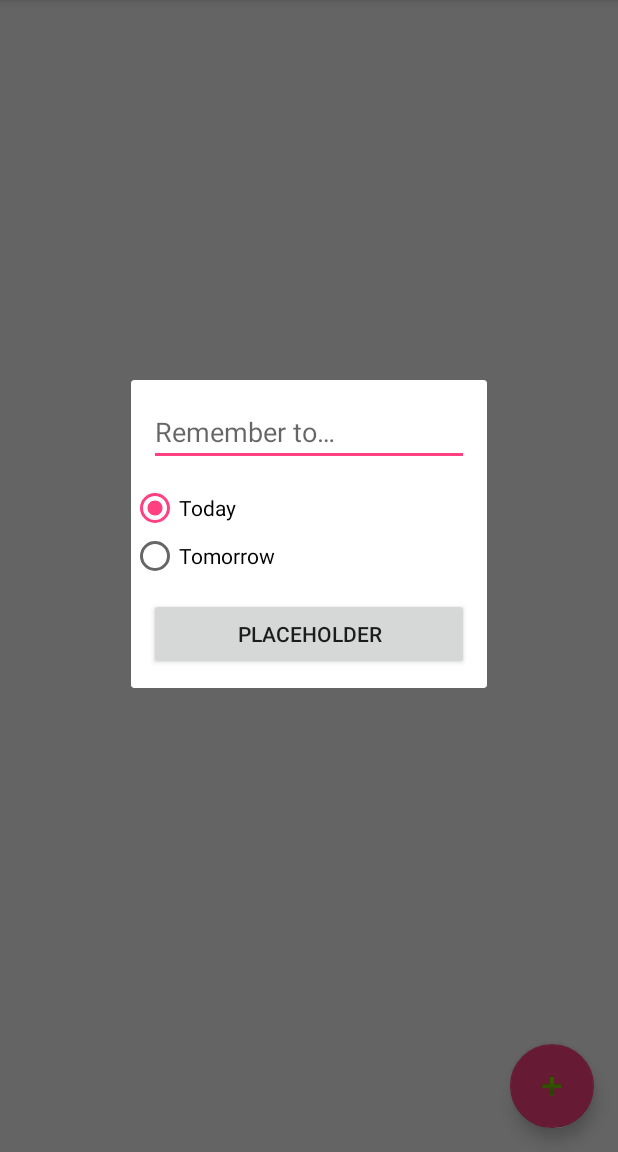
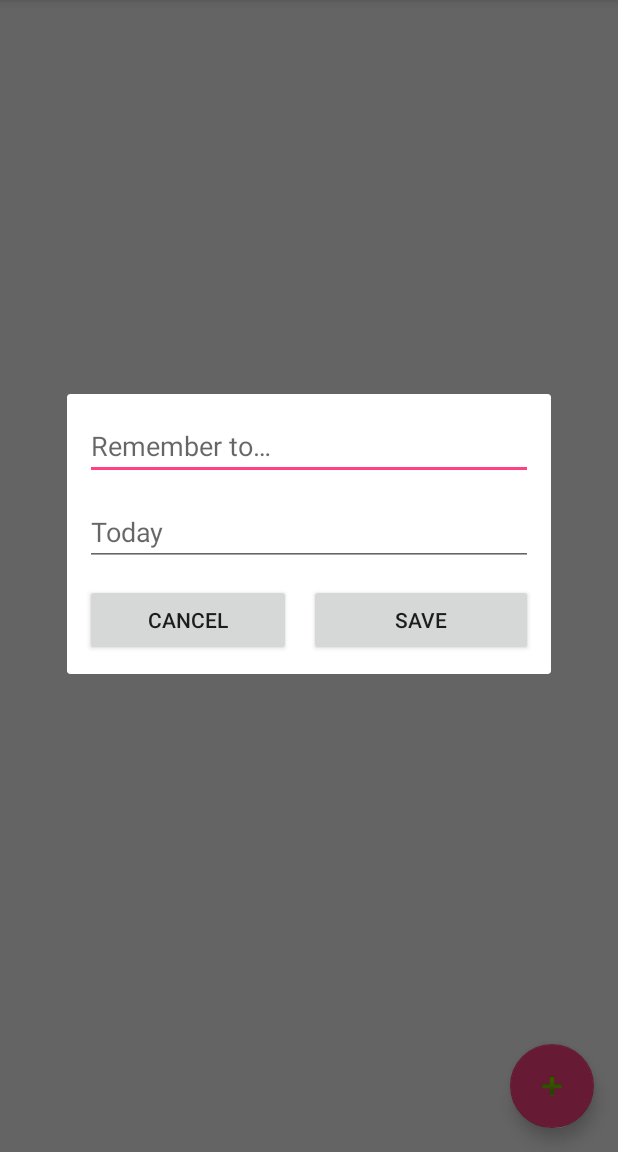
Before and after one commit to padoyle/reminders-app, an Android app: the screen it shows after launch (UpcomingReminders), after a tap on an icon or button, on a phone screen of 412 x 824 dp, the part 84-1236 px from its top. Run offline under Robolectric (Android 15) with nearby library versions, the phone set to English and light mode, and no system bars.

Commit message:
Edit existing reminders

```diff
--- a/app/src/main/java/com/paulalexanderdoyle/reminderapp/DateUtils.kt
+++ b/app/src/main/java/com/paulalexanderdoyle/reminderapp/DateUtils.kt
@@ -4,7 +4,7 @@ import java.text.DateFormat
 import java.text.SimpleDateFormat
 import java.util.*
 
-val dateHeaderFormat: DateFormat = SimpleDateFormat("E, MMM d, yyyy", Locale.getDefault())
+val defaultDateFormat: DateFormat = SimpleDateFormat("E, MMM d, yyyy", Locale.getDefault())
 
 fun isSameDay(date1: Date?, date2: Date?): Boolean {
     val cal1: Calendar = Calendar.getInstance()
--- a/app/src/main/java/com/paulalexanderdoyle/reminderapp/EditReminderDialog.kt
+++ b/app/src/main/java/com/paulalexanderdoyle/reminderapp/EditReminderDialog.kt
@@ -1,5 +1,6 @@
 package com.paulalexanderdoyle.reminderapp
 
+import android.app.DatePickerDialog
 import android.content.ContentValues
 import android.database.sqlite.SQLiteDatabase
 import android.database.sqlite.SQLiteOpenHelper
@@ -8,22 +9,38 @@ import android.support.v4.app.DialogFragment
 import android.view.LayoutInflater
 import android.view.View
 import android.view.ViewGroup
+import android.widget.DatePicker
+import android.widget.TextView
+import com.paulalexanderdoyle.reminderapp.data.Reminder
 import com.paulalexanderdoyle.reminderapp.database.ReminderDbHelper
 import com.paulalexanderdoyle.reminderapp.database.ReminderEntry
-import kotlinx.android.synthetic.main.dialog_add_reminder.*
+import kotlinx.android.synthetic.main.dialog_edit_reminder.*
 import java.util.*
 
 class EditReminderDialog : DialogFragment() {
 
-    private val MILLIS_PER_DAY: Long = 24 * 3600 * 1000
-    private var addRowCallback: (Long) -> Unit = {}
-
     private val mDatabaseHelper: SQLiteOpenHelper by lazy {
         ReminderDbHelper(context)
     }
+    private val dateSelectedListener: DatePickerDialog.OnDateSetListener =
+            object: DatePickerDialog.OnDateSetListener {
+                override fun onDateSet(view: DatePicker?, year: Int, month: Int, day: Int) {
+                    selectedDate.set(Calendar.YEAR, year)
+                    selectedDate.set(Calendar.MONTH, month)
+                    selectedDate.set(Calendar.DAY_OF_MONTH, day)
+                    updateDateLabel()
+                }
+            }
 
-    fun init(addRowCallback: (Long) -> Unit) {
-        this.addRowCallback = addRowCallback
+    private var selectedDate = Calendar.getInstance()
+
+    // Initializable parameters
+    private var modifiedDbCallback: (Long) -> Unit = {}
+    private var existing: Reminder? = null
+
+    fun init(modifiedDbCallback: (Long) -> Unit, existing: Reminder?) {
+        this.modifiedDbCallback = modifiedDbCallback
+        this.existing = existing
     }
 
     override fun onCreate(savedInstanceState: Bundle?) {
@@ -31,31 +48,50 @@ class EditReminderDialog : DialogFragment() {
     }
 
     override fun onCreateView(inflater: LayoutInflater?, container: ViewGroup?, savedInstanceState: Bundle?): View? {
-        val view: View? = inflater?.inflate(R.layout.dialog_add_reminder, container, false)
+        val view: View? = inflater?.inflate(R.layout.dialog_edit_reminder, container, false)
 
         return view
     }
 
     override fun onViewCreated(view: View?, savedInstanceState: Bundle?) {
         super.onViewCreated(view, savedInstanceState)
+        populateFromExisting()
 
+        dateField.setOnClickListener {
+            DatePickerDialog(context, dateSelectedListener, selectedDate.get(Calendar.YEAR),
+                    selectedDate.get(Calendar.MONTH), selectedDate.get(Calendar.DAY_OF_MONTH)).show()
+        }
+
+        cancelButton.setOnClickListener {
+            dismiss()
+        }
         confirmButton.setOnClickListener {
             val db: SQLiteDatabase = mDatabaseHelper.writableDatabase
             val values: ContentValues = ReminderEntry.getContentValues(
-                    titleText.text.toString(), getDateSelection(), Date().time, null)
+                    titleText.text.toString(), selectedDate.time.time, Date().time, null)
 
-            val res: Long = db.insert(ReminderEntry.TABLE_NAME, null, values)
-            addRowCallback(res)
+            if (existing != null) {
+                db.update(ReminderEntry.TABLE_NAME, values,
+                        ReminderEntry._ID + "=" + existing?.id, null)
+                modifiedDbCallback(existing?.id ?: 0)
+            } else {
+                val res: Long = db.insert(ReminderEntry.TABLE_NAME, null, values)
+                modifiedDbCallback(res)
+            }
 
             dismiss()
         }
     }
 
-    fun getDateSelection(): Long {
-        when (radioGroup.checkedRadioButtonId) {
-            todayButton.id -> return Date().time
-            tomorrowButton.id -> return Date().time + MILLIS_PER_DAY
-            else -> return 0
+    fun populateFromExisting() {
+        if (existing != null) {
+            titleText.setText(existing?.title, TextView.BufferType.EDITABLE)
+            selectedDate.time = existing?.dueDate
+            updateDateLabel()
         }
     }
+
+    fun updateDateLabel() {
+        dateField.setText(defaultDateFormat.format(selectedDate.time))
+    }
 }
--- a/app/src/main/java/com/paulalexanderdoyle/reminderapp/UpcomingRemindersFragment.kt
+++ b/app/src/main/java/com/paulalexanderdoyle/reminderapp/UpcomingRemindersFragment.kt
@@ -14,6 +14,7 @@ import android.support.v4.content.Loader
 import android.util.Log
 import android.view.*
 import android.widget.AdapterView
+import com.paulalexanderdoyle.reminderapp.data.Reminder
 import com.paulalexanderdoyle.reminderapp.database.ReminderDbHelper
 import com.paulalexanderdoyle.reminderapp.database.ReminderEntry
 import com.paulalexanderdoyle.reminderapp.database.RemindersCursorAdapter
@@ -38,7 +39,7 @@ class UpcomingRemindersFragment : Fragment(), LoaderManager.LoaderCallbacks<Curs
     private val mCursorAdapter: RemindersCursorAdapter by lazy {
         RemindersCursorAdapter(context, null, flags = 0)
     }
-    lateinit private var loader: ReminderCursorLoader
+    private var loader: ReminderCursorLoader? = null
 
     override fun onCreateView(inflater: LayoutInflater, container: ViewGroup?,
                               savedInstanceState: Bundle?): View? {
@@ -53,9 +54,9 @@ class UpcomingRemindersFragment : Fragment(), LoaderManager.LoaderCallbacks<Curs
         reminders_list.adapter = mCursorAdapter
         fab.setOnClickListener { _ ->
             val editReminderDialog: EditReminderDialog = EditReminderDialog()
-            editReminderDialog.init { _ ->
-                loader.onContentChanged()
-            }
+            editReminderDialog.init({
+                updateAdapter()
+            }, null)
             editReminderDialog.show(fragmentManager, "EditReminderDialog")
         }
     }
@@ -66,21 +67,26 @@ class UpcomingRemindersFragment : Fragment(), LoaderManager.LoaderCallbacks<Curs
     }
 
     override fun onContextItemSelected(item: MenuItem?): Boolean {
+        val itemPosition: Int? = (item?.menuInfo as? AdapterView.AdapterContextMenuInfo)?.position
+        val cursor: SQLiteCursor? = reminders_list.getItemAtPosition(itemPosition ?: -1) as? SQLiteCursor
         if (item?.itemId == R.id.action_delete) {
-            val itemPosition: Int? =
-                    (item.menuInfo as? AdapterView.AdapterContextMenuInfo)?.position
             if (itemPosition != null) {
-                val cursor: SQLiteCursor? = reminders_list.getItemAtPosition(itemPosition) as? SQLiteCursor
                 deleteItem(cursor?.getInt(cursor.getColumnIndex(ReminderEntry._ID)))
             }
             return true
+        } else if (item?.itemId == R.id.action_edit) {
+            val editReminderDialog = EditReminderDialog()
+            editReminderDialog.init({
+                updateAdapter()
+            }, Reminder(cursor))
+            editReminderDialog.show(fragmentManager, "EditReminderDialog")
         }
         return super.onOptionsItemSelected(item)
     }
 
     override fun onCreateLoader(id: Int, args: Bundle?): Loader<Cursor> {
         loader = ReminderCursorLoader(mDatabaseHelper, context)
-        return loader
+        return loader as Loader<Cursor>
     }
 
     override fun onLoadFinished(loader: Loader<Cursor>?, data: Cursor?) {
@@ -91,6 +97,10 @@ class UpcomingRemindersFragment : Fragment(), LoaderManager.LoaderCallbacks<Curs
         mCursorAdapter.swapCursor(null)
     }
 
+    fun updateAdapter() {
+        loader?.onContentChanged()
+    }
+
     private fun deleteItem(id: Int?) {
         // TODO: Threadsafe way to do this in background
         val db: SQLiteDatabase = mDatabaseHelper.writableDatabase
@@ -99,6 +109,6 @@ class UpcomingRemindersFragment : Fragment(), LoaderManager.LoaderCallbacks<Curs
         } else {
             Log.w(javaClass.simpleName, "Can't delete null id")
         }
-        loader.onContentChanged()
+        updateAdapter()
     }
 }
--- a/app/src/main/java/com/paulalexanderdoyle/reminderapp/data/Reminder.kt
+++ b/app/src/main/java/com/paulalexanderdoyle/reminderapp/data/Reminder.kt
@@ -6,11 +6,11 @@ import com.paulalexanderdoyle.reminderapp.database.getDateCol
 import com.paulalexanderdoyle.reminderapp.database.getStringCol
 import java.util.*
 
-class Reminder(var id: Int, var title: String, var dueDate: Date?) {
+class Reminder(var id: Long, var title: String, var dueDate: Date?) {
     var creationDate: Date? = null
     var completedDate: Date? = null
 
-    constructor(cursor: Cursor?) : this(cursor?.getInt(cursor.getColumnIndex(ReminderEntry._ID)) ?: 0,
+    constructor(cursor: Cursor?) : this(cursor?.getLong(cursor.getColumnIndex(ReminderEntry._ID)) ?: 0,
             getStringCol(cursor, ReminderEntry.COLUMN_NAME_TITLE),
             getDateCol(cursor, ReminderEntry.COLUMN_NAME_DUE_DATE)) {
         creationDate = getDateCol(cursor, ReminderEntry.COLUMN_NAME_CREATION_DATE)
--- a/app/src/main/java/com/paulalexanderdoyle/reminderapp/database/RemindersCursorAdapter.kt
+++ b/app/src/main/java/com/paulalexanderdoyle/reminderapp/database/RemindersCursorAdapter.kt
@@ -11,7 +11,7 @@ import android.widget.CursorAdapter
 import android.widget.TextView
 import com.paulalexanderdoyle.reminderapp.R
 import com.paulalexanderdoyle.reminderapp.data.Reminder
-import com.paulalexanderdoyle.reminderapp.dateHeaderFormat
+import com.paulalexanderdoyle.reminderapp.defaultDateFormat
 import com.paulalexanderdoyle.reminderapp.isSameDay
 
 class RemindersCursorAdapter(context: Context, cursor: Cursor?, flags: Int)
@@ -44,7 +44,7 @@ class RemindersCursorAdapter(context: Context, cursor: Cursor?, flags: Int)
 
         if (showDate) {
             dateHeader?.findViewById<TextView>(R.id.date_header)?.text =
-                    dateHeaderFormat.format(reminder.dueDate)
+                    defaultDateFormat.format(reminder.dueDate)
             dateHeader?.visibility = View.VISIBLE
         } else {
             dateHeader?.visibility = View.GONE
--- a/app/src/main/res/layout/dialog_add_reminder.xml
+++ /dev/null
@@ -1,52 +0,0 @@
-<?xml version="1.0" encoding="utf-8"?>
-<LinearLayout xmlns:android="http://schemas.android.com/apk/res/android"
-    xmlns:app="http://schemas.android.com/apk/res-auto"
-    xmlns:tools="http://schemas.android.com/tools"
-    android:layout_width="wrap_content"
-    android:layout_height="wrap_content"
-    android:orientation="vertical">
-
-    <EditText
-        android:id="@+id/titleText"
-        android:layout_width="match_parent"
-        android:layout_height="wrap_content"
-        android:layout_margin="12dp"
-        android:ems="10"
-        android:hint="@string/title_hint"
-        android:inputType="textMultiLine"
-        app:layout_constraintEnd_toEndOf="parent"
-        app:layout_constraintStart_toStartOf="parent"
-        app:layout_constraintTop_toTopOf="parent" />
-
-    <RadioGroup
-        android:id="@+id/radioGroup"
-        android:layout_width="match_parent"
-        android:layout_height="match_parent"
-        android:checkedButton="@+id/todayButton">
-
-        <RadioButton
-            android:id="@+id/todayButton"
-            android:layout_width="match_parent"
-            android:layout_height="wrap_content"
-            android:layout_weight="1"
-            android:text="@string/date_today" />
-
-        <RadioButton
-            android:id="@+id/tomorrowButton"
-            android:layout_width="match_parent"
-            android:layout_height="wrap_content"
-            android:layout_weight="1"
-            android:text="@string/date_tomorrow" />
-    </RadioGroup>
-
-    <Button
-        android:id="@+id/confirmButton"
-        android:layout_width="match_parent"
-        android:layout_height="wrap_content"
-        android:layout_margin="12dp"
-        android:text="@string/placeholder"
-        app:layout_constraintBottom_toBottomOf="parent"
-        app:layout_constraintEnd_toEndOf="parent"
-        app:layout_constraintStart_toEndOf="parent" />
-
-</LinearLayout>
--- /dev/null
+++ b/app/src/main/res/layout/dialog_edit_reminder.xml
@@ -0,0 +1,53 @@
+<?xml version="1.0" encoding="utf-8"?>
+<LinearLayout xmlns:android="http://schemas.android.com/apk/res/android"
+    xmlns:app="http://schemas.android.com/apk/res-auto"
+    android:layout_width="wrap_content"
+    android:layout_height="wrap_content"
+    android:orientation="vertical">
+
+    <EditText
+        android:id="@+id/titleText"
+        android:layout_width="match_parent"
+        android:layout_height="wrap_content"
+        android:layout_margin="12dp"
+        android:ems="14"
+        android:hint="@string/title_hint"
+        android:inputType="textMultiLine"/>
+
+    <EditText
+        android:id="@+id/dateField"
+        android:layout_width="match_parent"
+        android:layout_height="wrap_content"
+        android:layout_marginStart="12dp"
+        android:layout_marginEnd="12dp"
+        android:ems="14"
+        android:hint="@string/date_today"
+        android:focusable="false"
+        android:longClickable="false"
+        android:inputType="date"/>
+
+    <LinearLayout
+        android:layout_width="match_parent"
+        android:layout_height="wrap_content"
+        android:orientation="horizontal"
+        android:layout_margin="12dp"
+        android:weightSum="2">
+
+        <Button
+            android:id="@+id/cancelButton"
+            android:layout_width="match_parent"
+            android:layout_height="wrap_content"
+            android:layout_marginEnd="12dp"
+            android:layout_marginRight="12dp"
+            android:layout_weight="1"
+            android:text="@string/edit_cancel" />
+
+        <Button
+            android:id="@+id/confirmButton"
+            android:layout_width="match_parent"
+            android:layout_height="wrap_content"
+            android:layout_weight="1"
+            android:text="@string/edit_save" />
+    </LinearLayout>
+
+</LinearLayout>
--- a/app/src/main/res/layout/fragment_upcoming_reminders.xml
+++ b/app/src/main/res/layout/fragment_upcoming_reminders.xml
@@ -9,8 +9,8 @@
 
     <ListView
         android:id="@+id/reminders_list"
-        android:layout_width="382dp"
-        android:layout_height="457dp"
+        android:layout_width="match_parent"
+        android:layout_height="match_parent"
         android:padding="12dp"
         app:layout_constraintEnd_toEndOf="parent"
         app:layout_constraintHorizontal_bias="1.0"
--- a/app/src/main/res/layout/reminder_list_item.xml
+++ b/app/src/main/res/layout/reminder_list_item.xml
@@ -13,7 +13,8 @@
         <TextView
             android:id="@+id/date_header"
             android:layout_width="match_parent"
-            android:layout_height="wrap_content"/>
+            android:layout_height="wrap_content"
+            android:layout_marginTop="4dp" />
 
         <View
             android:layout_width="match_parent"
--- a/app/src/main/res/menu/menu_long_press.xml
+++ b/app/src/main/res/menu/menu_long_press.xml
@@ -2,6 +2,11 @@
     xmlns:app="http://schemas.android.com/apk/res-auto"
     xmlns:tools="http://schemas.android.com/tools"
     tools:context="com.paulalexanderdoyle.reminderapp.UpcomingReminders">
+    <item
+        android:id="@+id/action_edit"
+        android:orderInCategory="100"
+        android:title="@string/menu_action_edit"
+        app:showAsAction="never" />
     <item
         android:id="@+id/action_delete"
         android:orderInCategory="100"
--- a/app/src/main/res/values/strings.xml
+++ b/app/src/main/res/values/strings.xml
@@ -6,7 +6,10 @@
     <string name="date_today">Today</string>
     <string name="date_tomorrow">Tomorrow</string>
 
+    <string name="menu_action_edit">Edit</string>
     <string name="menu_action_delete">Delete</string>
+    <string name="edit_save">Save</string>
+    <string name="edit_cancel">Cancel</string>
 
     <string name="placeholder">PLACEHOLDER</string>
 </resources>
```
